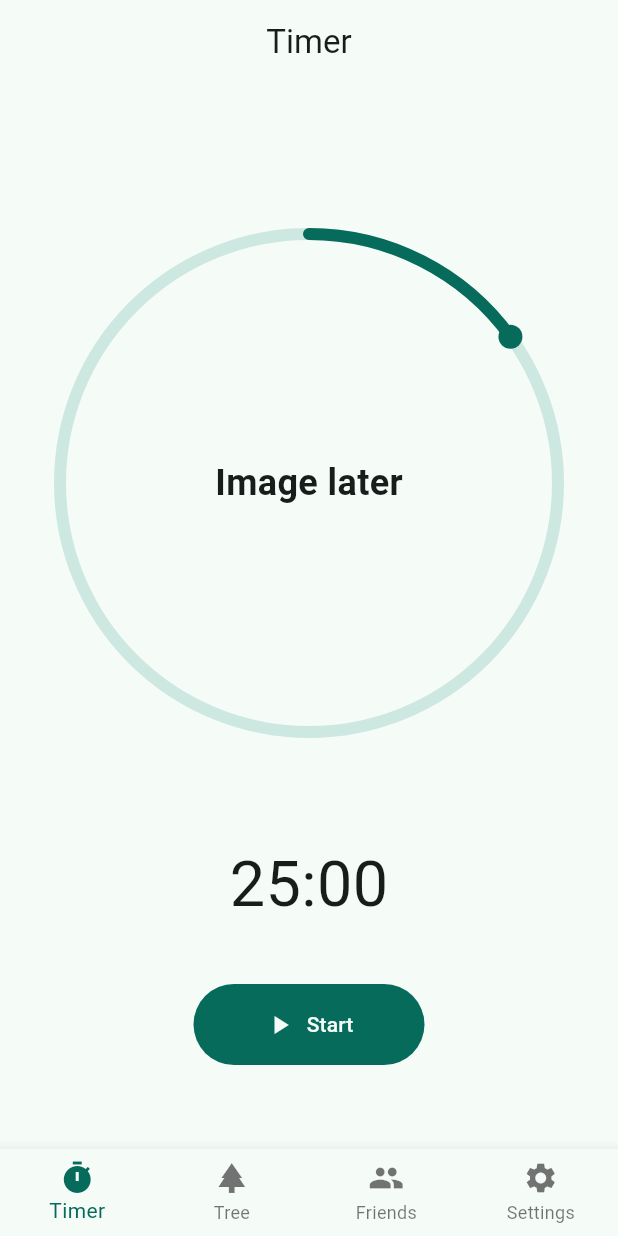
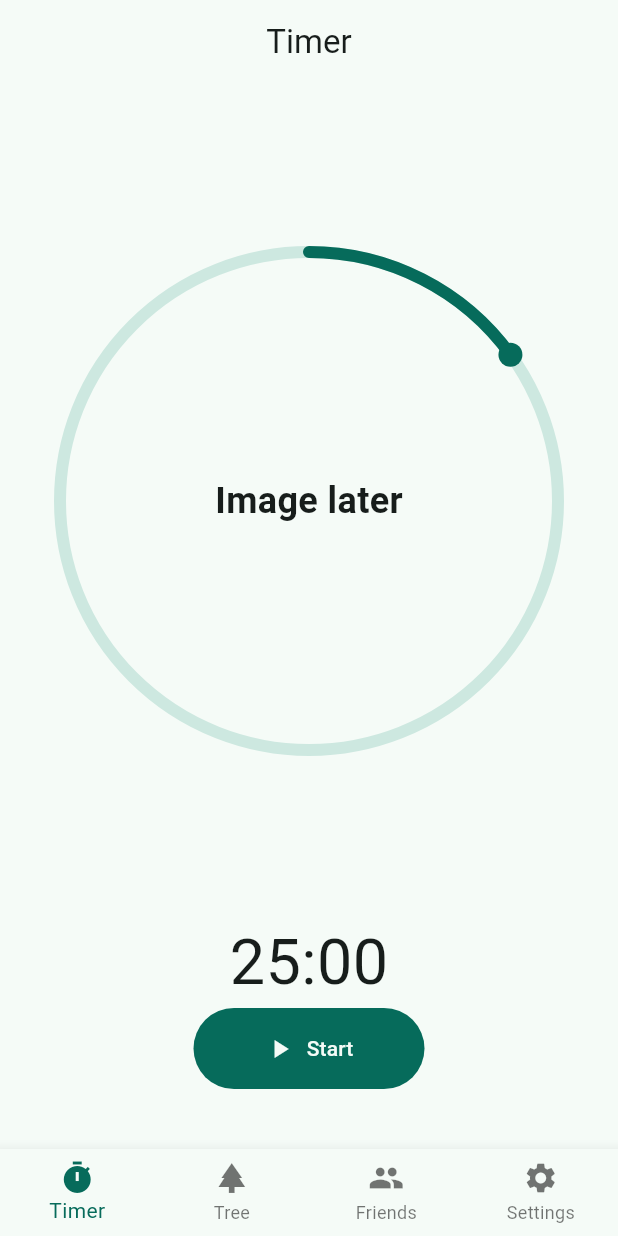
Before and after one commit to Juliangames/phone_away, a Flutter app: the screen it shows once a user with an empty profile is signed in, on a phone screen of 412 x 824 dp. Run offline on Flutter 3.47's test engine with Material 3 defaults, Android fonts, the phone set to English and light mode, and no system bars; drawn by our look-alikes of sleek_circular_slider; our stand-ins replace firebase_auth, firebase_core, image_picker; accounts and stored records are empty.

Commit message:
fix layout screen got cropped on small devices also removed static paddings

```diff
--- a/lib/screens/timer_page.dart
+++ b/lib/screens/timer_page.dart
@@ -2,8 +2,9 @@ import 'package:flutter/material.dart';
 import 'package:phone_away/services/timer_service.dart';
 import 'package:phone_away/widgets/motivational_sayings.dart';
 import 'package:sleek_circular_slider/sleek_circular_slider.dart';
+
+import '../theme/theme.dart';
 import '../widgets/custom_action_button.dart';
-import '../theme/theme.dart';
 
 class TimerPage extends StatefulWidget {
   const TimerPage({super.key});
@@ -30,19 +31,17 @@ class _TimerPageState extends State<TimerPage> {
 
   @override
   Widget build(BuildContext context) {
-    const double topMargin = 16.0;
-    const double sliderTopMargin = topMargin * 6;
-    const double bottomMargin = topMargin;
-
     return Scaffold(
       appBar: AppBar(title: const Text("Timer"), centerTitle: true),
-      body: Padding(
+      body: SafeArea(
+        child: Padding(
           padding: const EdgeInsets.symmetric(horizontal: 16.0),
           child: LayoutBuilder(
             builder: (context, constraints) {
               return Column(
+                mainAxisAlignment: MainAxisAlignment.center,
                 children: [
-                const SizedBox(height: sliderTopMargin),
+                  const Spacer(),
                   Center(
                     child: SizedBox(
                       height: 340,
@@ -102,7 +101,8 @@ class _TimerPageState extends State<TimerPage> {
                                   angleRange: 360,
                                   customColors: CustomSliderColors(
                                     progressBarColor: AppColors.primaryColor,
-                                  trackColor: AppColors.secondaryContainerColor,
+                                    trackColor:
+                                        AppColors.secondaryContainerColor,
                                     dotColor: AppColors.primaryColor,
                                   ),
                                   infoProperties: InfoProperties(
@@ -115,9 +115,8 @@ class _TimerPageState extends State<TimerPage> {
                     ),
                   ),
 
-                const SizedBox(height: 32),
+                  const Spacer(),
 
-                const Spacer(),
                   // Centered Motivational Saying or Time
                   StreamBuilder<int>(
                     stream: _timerService.timeStream,
@@ -139,12 +138,8 @@ class _TimerPageState extends State<TimerPage> {
                     },
                   ),
 
-                const Spacer(),
-
                   // Action Button
-                Padding(
-                  padding: const EdgeInsets.only(bottom: bottomMargin),
-                  child: StreamBuilder<int>(
+                  StreamBuilder<int>(
                     stream: _timerService.timeStream,
                     builder: (context, snapshot) {
                       final isRunning = _timerService.isRunning;
@@ -163,12 +158,12 @@ class _TimerPageState extends State<TimerPage> {
                       );
                     },
                   ),
-                ),
                 ],
               );
             },
           ),
         ),
+      ),
     );
   }
 }
```
Lines whose indentation alone changed are shown as unchanged.
